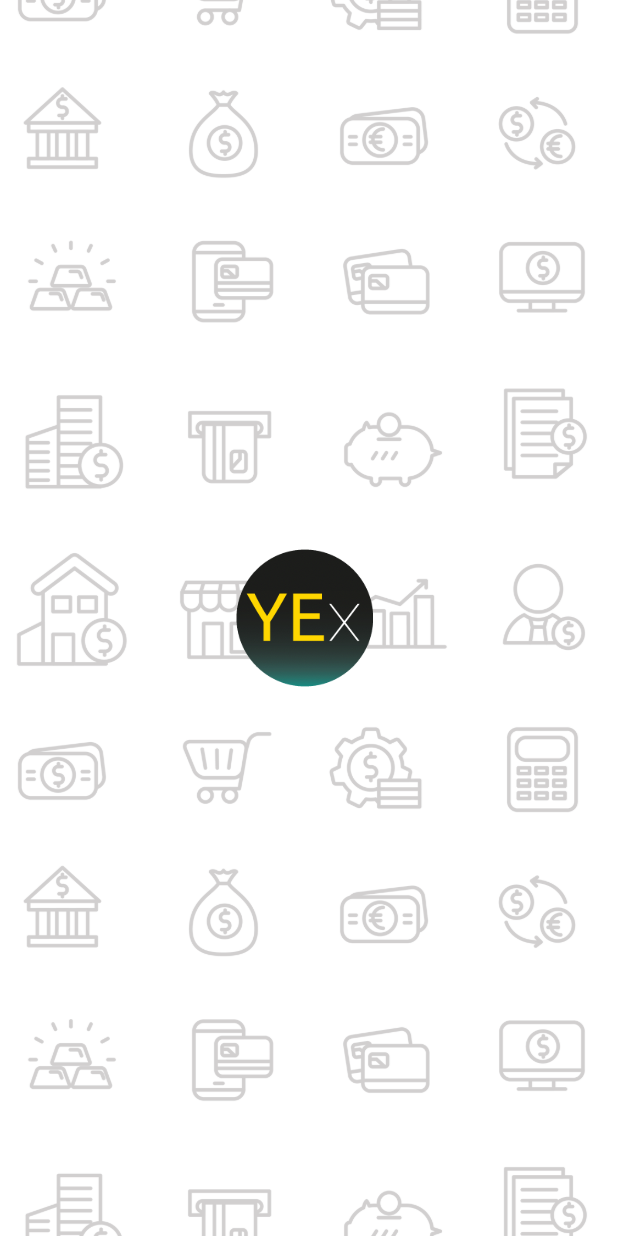
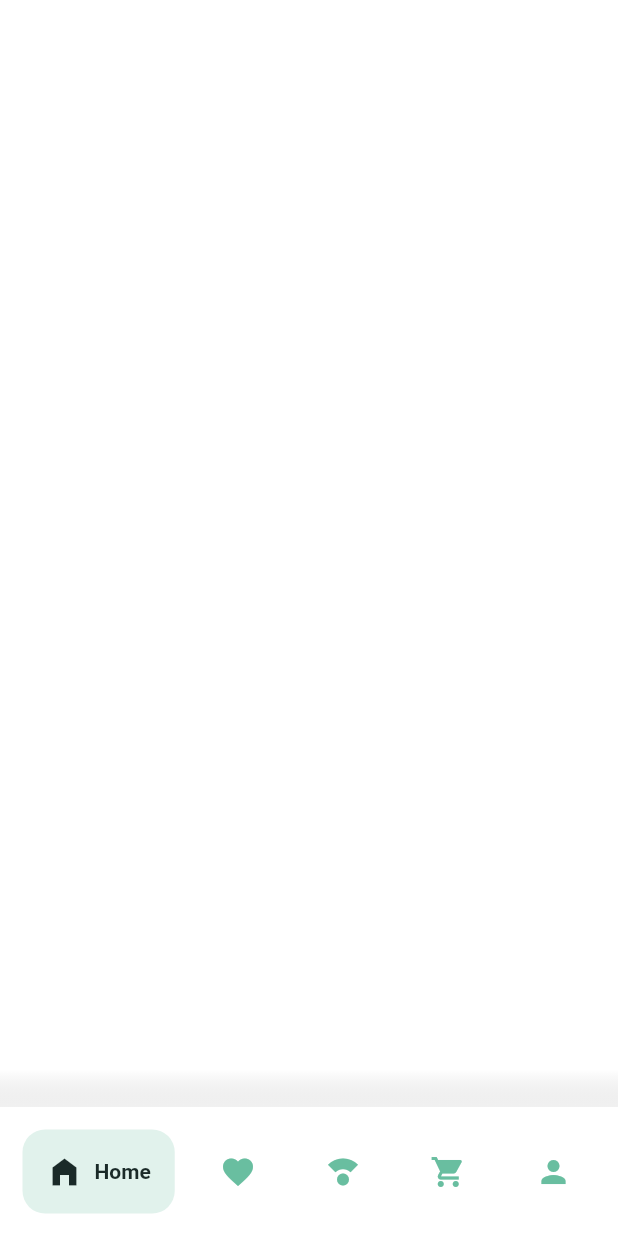
Before and after one commit to MiltonBueno/YellowEx, a Flutter app: the first screen one second after launch, on a phone screen of 412 x 824 dp. Run offline on Flutter 3.47's test engine with Material 2 defaults, Android fonts, the phone set to English and light mode, and no system bars; drawn by our look-alikes of google_nav_bar; our stand-ins replace rxdart, shared_preferences.

Commit message:
Commit 17:
- Creation of Home
- Creation of bottom navigation bar

```diff
--- a/lib/main.dart
+++ b/lib/main.dart
@@ -1,5 +1,6 @@
 import 'package:flutter/material.dart';
 import 'package:yellow_exchange/pages/forgot_password.dart';
+import 'package:yellow_exchange/pages/home.dart';
 import 'package:yellow_exchange/pages/login.dart';
 import 'package:yellow_exchange/pages/signup.dart';
 import 'package:yellow_exchange/pages/splash.dart';
@@ -11,7 +12,7 @@ void main() {
   runApp(
       MaterialApp(
         debugShowCheckedModeBanner: false,
-        home: const SplashScreen(),
+        home: const Home(),
         theme: ThemeData(),
         routes: {
           "/login" : (context) => const Login(),
--- /dev/null
+++ b/lib/pages/home.dart
@@ -0,0 +1,73 @@
+import 'package:flutter/material.dart';
+import 'package:google_nav_bar/google_nav_bar.dart';
+
+class Home extends StatefulWidget {
+  const Home({Key? key}) : super(key: key);
+
+  @override
+  State<Home> createState() {
+    return _HomeState();
+  }
+}
+
+class _HomeState extends State<Home> {
+  @override
+  Widget build(BuildContext context) {
+    return Scaffold(
+      backgroundColor: Colors.white,
+      body: Column(
+        children: [
+          Expanded(child: Container(color: Colors.white,)),
+          Align(
+            alignment: Alignment.bottomCenter,
+            child: Container(
+              height: 25,
+              decoration: BoxDecoration(
+                gradient: LinearGradient(
+                  begin: Alignment.topCenter,
+                  end: Alignment.bottomCenter,
+                  colors: [
+                    Colors.transparent, // cor transparente no início do gradiente
+                    Colors.grey.withOpacity(0.15), // cor da sombra com transparência
+                  ],
+                ),
+              ),
+            ),
+          ),
+        ],
+      ),
+      bottomNavigationBar: Container(
+        color: Color(0xFFFFFFFF),
+        // color: Color(0xff1a1a1a),
+        // color: Color(0xff1a2a28),
+        // color: Colors.yellow.shade700.withOpacity(0.7),
+        child: Padding(
+          padding: EdgeInsets.symmetric(horizontal: 15, vertical: 15),
+          child: GNav(
+            // backgroundColor: const Color(0xff1a2a28).withOpacity(0),
+            color: const Color(0xFF69BEA0),
+            // color: const Color(0xffFFA500),
+            // color: const Color(0xffF5C13D),
+            // color: const Color(0xff1a2a28),
+            activeColor: Color(0xFF1a2a28),
+            // activeColor: Color(0xffF2A007),
+            // activeColor: Color(0xff1a2a28),
+            tabBorderRadius: 15,
+            tabBackgroundColor: Color(0x3369BEA0).withOpacity(0.2),
+            // tabBackgroundColor: Colors.green.withOpacity(0.5),
+            // tabBackgroundColor: Colors.yellow.shade600.withOpacity(0.5),
+            gap: 8,
+            padding: EdgeInsets.all(16),
+            tabs: [
+              GButton(icon: Icons.home_filled, text: "Home",),
+              GButton(icon: Icons.favorite, text: "Favorites",),
+              GButton(icon: Icons.compass_calibration, text: "Discover",),
+              GButton(icon: Icons.shopping_cart, text: "Cart",),
+              GButton(icon: Icons.person, text: "Profile",),
+            ],
+          ),
+        ),
+      ),
+    );
+  }
+}
--- a/pubspec.yaml
+++ b/pubspec.yaml
@@ -37,6 +37,7 @@ dependencies:
   cupertino_icons: ^1.0.2
   shared_preferences: ^2.1.0
   rxdart: ^0.27.7
+  google_nav_bar: ^5.0.6
 
 dev_dependencies:
   flutter_test:
```
Also changed, not shown: pubspec.lock.
